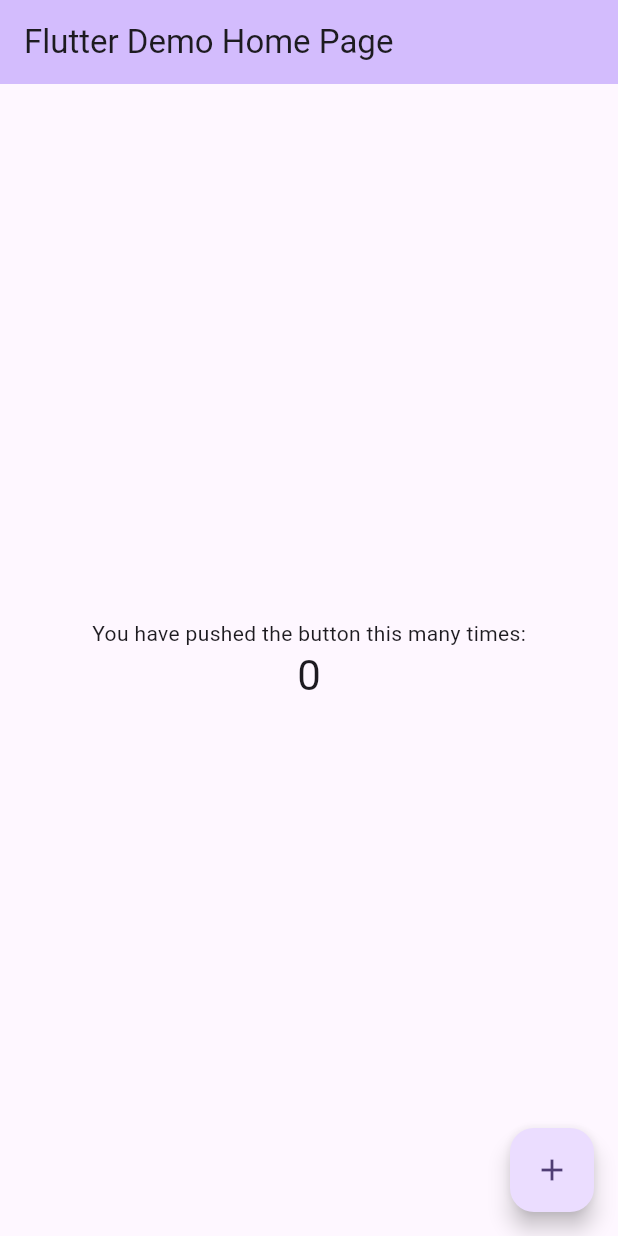
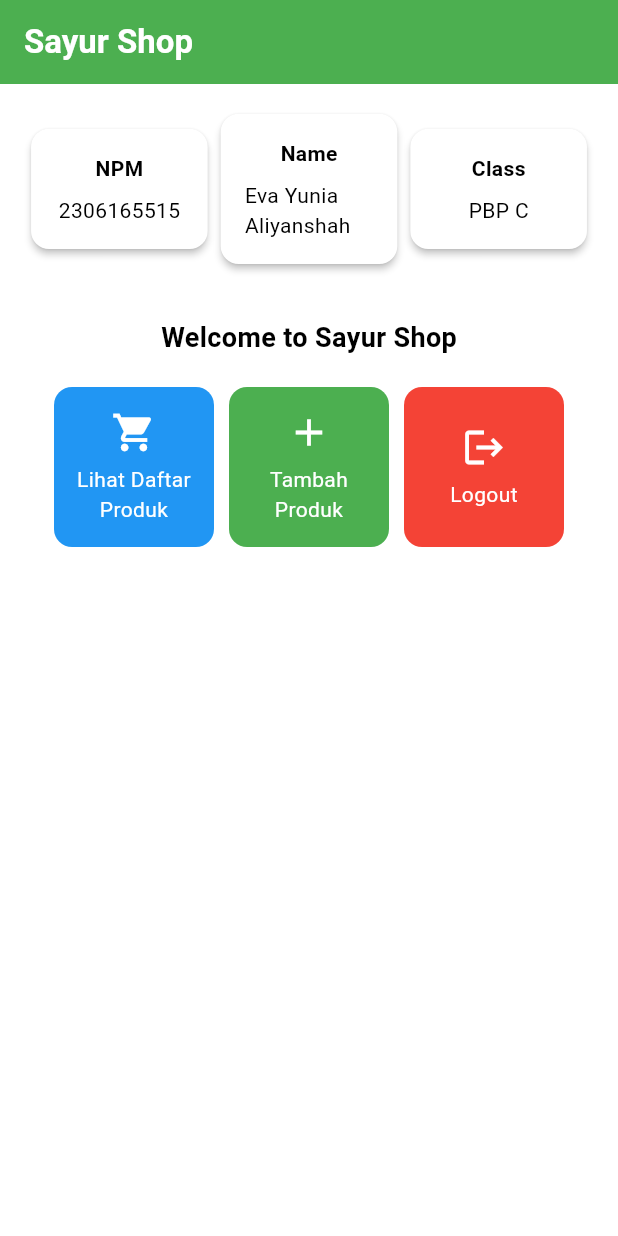
Before and after one commit to kirbywoo/sayur-shop-mobile, a Flutter app: the screen it shows after launch, on a phone screen of 412 x 824 dp. Run offline on Flutter 3.47's test engine with Material 3 defaults, Android fonts, the light colour scheme and no system bars.

Commit message:
finish Tugas 7

```diff
--- a/lib/main.dart
+++ b/lib/main.dart
@@ -1,4 +1,5 @@
 import 'package:flutter/material.dart';
+import 'package:sayur_shop/menu.dart';
 
 void main() {
   runApp(const MyApp());
@@ -28,98 +29,12 @@
         //
         // This works for code too, not just values: Most code changes can be
         // tested with just a hot reload.
-        colorScheme: ColorScheme.fromSeed(seedColor: Colors.deepPurple),
-        useMaterial3: true,
+      colorScheme: ColorScheme.fromSwatch(
+            primarySwatch: Colors.green,
+      ).copyWith(secondary: Colors.green[300]),
+      useMaterial3: true,
       ),
-      home: const MyHomePage(title: 'Flutter Demo Home Page'),
+      home: MyHomePage(),
     );
   }
 }
-
-class MyHomePage extends StatefulWidget {
-  const MyHomePage({super.key, required this.title});
-
-  // This widget is the home page of your application. It is stateful, meaning
-  // that it has a State object (defined below) that contains fields that affect
-  // how it looks.
-
-  // This class is the configuration for the state. It holds the values (in this
-  // case the title) provided by the parent (in this case the App widget) and
-  // used by the build method of the State. Fields in a Widget subclass are
-  // always marked "final".
-
-  final String title;
-
-  @override
-  State<MyHomePage> createState() => _MyHomePageState();
-}
-
-class _MyHomePageState extends State<MyHomePage> {
-  int _counter = 0;
-
-  void _incrementCounter() {
-    setState(() {
-      // This call to setState tells the Flutter framework that something has
-      // changed in this State, which causes it to rerun the build method below
-      // so that the display can reflect the updated values. If we changed
-      // _counter without calling setState(), then the build method would not be
-      // called again, and so nothing would appear to happen.
-      _counter++;
-    });
-  }
-
-  @override
-  Widget build(BuildContext context) {
-    // This method is rerun every time setState is called, for instance as done
-    // by the _incrementCounter method above.
-    //
-    // The Flutter framework has been optimized to make rerunning build methods
-    // fast, so that you can just rebuild anything that needs updating rather
-    // than having to individually change instances of widgets.
-    return Scaffold(
-      appBar: AppBar(
-        // TRY THIS: Try changing the color here to a specific color (to
-        // Colors.amber, perhaps?) and trigger a hot reload to see the AppBar
-        // change color while the other colors stay the same.
-        backgroundColor: Theme.of(context).colorScheme.inversePrimary,
-        // Here we take the value from the MyHomePage object that was created by
-        // the App.build method, and use it to set our appbar title.
-        title: Text(widget.title),
-      ),
-      body: Center(
-        // Center is a layout widget. It takes a single child and positions it
-        // in the middle of the parent.
-        child: Column(
-          // Column is also a layout widget. It takes a list of children and
-          // arranges them vertically. By default, it sizes itself to fit its
-          // children horizontally, and tries to be as tall as its parent.
-          //
-          // Column has various properties to control how it sizes itself and
-          // how it positions its children. Here we use mainAxisAlignment to
-          // center the children vertically; the main axis here is the vertical
-          // axis because Columns are vertical (the cross axis would be
-          // horizontal).
-          //
-          // TRY THIS: Invoke "debug painting" (choose the "Toggle Debug Paint"
-          // action in the IDE, or press "p" in the console), to see the
-          // wireframe for each widget.
-          mainAxisAlignment: MainAxisAlignment.center,
-          children: <Widget>[
-            const Text(
-              'You have pushed the button this many times:',
-            ),
-            Text(
-              '$_counter',
-              style: Theme.of(context).textTheme.headlineMedium,
-            ),
-          ],
-        ),
-      ),
-      floatingActionButton: FloatingActionButton(
-        onPressed: _incrementCounter,
-        tooltip: 'Increment',
-        child: const Icon(Icons.add),
-      ), // This trailing comma makes auto-formatting nicer for build methods.
-    );
-  }
-}
--- /dev/null
+++ b/lib/menu.dart
@@ -0,0 +1,208 @@
+import 'package:flutter/material.dart';
+
+class MyHomePage extends StatelessWidget {
+  final String npm = '2306165515'; // NPM
+  final String name = 'Eva Yunia Aliyanshah'; // Nama
+  final String className = 'PBP C'; // Kelas
+  MyHomePage({super.key});
+
+  final List<ItemHomepage> items = [
+         ItemHomepage("Lihat Daftar Produk", Icons.shopping_cart),
+         ItemHomepage("Tambah Produk", Icons.add),
+         ItemHomepage("Logout", Icons.logout),
+     ];
+
+  @override
+  Widget build(BuildContext context) {
+    // Scaffold menyediakan struktur dasar halaman dengan AppBar dan body.
+    return Scaffold(
+      // AppBar adalah bagian atas halaman yang menampilkan judul.
+      appBar: AppBar(
+        // Judul aplikasi "Sayur Shop" dengan teks putih dan tebal.
+        title: const Text(
+          'Sayur Shop',
+          style: TextStyle(
+            color: Colors.white,
+            fontWeight: FontWeight.bold,
+          ),
+        ),
+        // Warna latar belakang AppBar diambil dari skema warna tema aplikasi.
+        backgroundColor: Theme.of(context).colorScheme.primary,
+      ),
+      // Body halaman dengan padding di sekelilingnya.
+      body: Padding(
+        padding: const EdgeInsets.all(16.0),
+        // Menyusun widget secara vertikal dalam sebuah kolom.
+        child: Column(
+          crossAxisAlignment: CrossAxisAlignment.center,
+          children: [
+            // Row untuk menampilkan 3 InfoCard secara horizontal.
+            Row(
+              mainAxisAlignment: MainAxisAlignment.spaceEvenly,
+              children: [
+                InfoCard(title: 'NPM', content: npm),
+                InfoCard(title: 'Name', content: name),
+                InfoCard(title: 'Class', content: className),
+              ],
+            ),
+
+            // Memberikan jarak vertikal 16 unit.
+            const SizedBox(height: 16.0),
+
+            // Menempatkan widget berikutnya di tengah halaman.
+            Center(
+              child: Column(
+                // Menyusun teks dan grid item secara vertikal.
+
+                children: [
+                  // Menampilkan teks sambutan dengan gaya tebal dan ukuran 18.
+                  const Padding(
+                    padding: EdgeInsets.only(top: 16.0),
+                    child: Text(
+                      'Welcome to Sayur Shop',
+                      style: TextStyle(
+                        fontWeight: FontWeight.bold,
+                        fontSize: 18.0,
+                      ),
+                    ),
+                  ),
+
+                  // Grid untuk menampilkan ItemCard dalam bentuk grid 3 kolom.
+                  GridView.count(
+                    primary: true,
+                    padding: const EdgeInsets.all(20),
+                    crossAxisSpacing: 10,
+                    mainAxisSpacing: 10,
+                    crossAxisCount: 3,
+                    // Agar grid menyesuaikan tinggi kontennya.
+                    shrinkWrap: true,
+
+                    // Menampilkan ItemCard untuk setiap item dalam list items.
+                    children: items.map((ItemHomepage item) {
+                      return ItemCard(item);
+                    }).toList(),
+                  ),
+                ],
+              ),
+            ),
+          ],
+        ),
+      ),
+    );
+  }
+}
+
+
+
+class InfoCard extends StatelessWidget {
+  // Kartu informasi yang menampilkan title dan content.
+
+  final String title;  // Judul kartu.
+  final String content;  // Isi kartu.
+
+  const InfoCard({super.key, required this.title, required this.content});
+
+  @override
+  Widget build(BuildContext context) {
+    return Card(
+      // Membuat kotak kartu dengan bayangan dibawahnya.
+      elevation: 2.0,
+      child: Container(
+        // Mengatur ukuran dan jarak di dalam kartu.
+        width: MediaQuery.of(context).size.width / 3.5, // menyesuaikan dengan lebar device yang digunakan.
+        padding: const EdgeInsets.all(16.0),
+        // Menyusun title dan content secara vertikal.
+        child: Column(
+          children: [
+            Text(
+              title,
+              style: const TextStyle(fontWeight: FontWeight.bold),
+            ),
+            const SizedBox(height: 8.0),
+            Text(content),
+          ],
+        ),
+      ),
+    );
+  }
+}
+
+
+class ItemHomepage {
+  final String name;
+  final IconData icon;
+
+  ItemHomepage(this.name, this.icon);
+}
+
+
+class ItemCard extends StatelessWidget {
+  // Menampilkan kartu dengan ikon dan nama.
+
+  final ItemHomepage item;
+
+  const ItemCard(this.item, {super.key});
+
+  @override
+  Widget build(BuildContext context) {
+    Color backgroundColor;
+
+    // Menentukan warna berdasarkan nama item
+    switch (item.name) {
+      case "Lihat Daftar Produk":
+        backgroundColor = Colors.blue;
+        break;
+      case "Tambah Produk":
+        backgroundColor = Colors.green;
+        break;
+      case "Logout":
+        backgroundColor = Colors.red;
+        break;
+      default:
+        backgroundColor = Theme.of(context).colorScheme.secondary;
+    }
+
+    return Material(
+      // Menentukan warna latar belakang dari tema aplikasi.
+      color: backgroundColor,
+      // Membuat sudut kartu melengkung.
+      borderRadius: BorderRadius.circular(12),
+
+      child: InkWell(
+        // Aksi ketika kartu ditekan.
+        onTap: () {
+          // Menampilkan pesan SnackBar saat kartu ditekan.
+          ScaffoldMessenger.of(context)
+            ..hideCurrentSnackBar()
+            ..showSnackBar(
+              SnackBar(content: Text("Kamu telah menekan tombol ${item.name}!"))
+            );
+        },
+        // Container untuk menyimpan Icon dan Text
+        child: Container(
+          padding: const EdgeInsets.all(8),
+          child: Center(
+            child: Column(
+              // Menyusun ikon dan teks di tengah kartu.
+              mainAxisAlignment: MainAxisAlignment.center,
+              children: [
+                Icon(
+                  item.icon,
+                  color: Colors.white,
+                  size: 30.0,
+                ),
+                const Padding(padding: EdgeInsets.all(3)),
+                Text(
+                  item.name,
+                  textAlign: TextAlign.center,
+                  style: const TextStyle(color: Colors.white),
+                ),
+              ],
+            ),
+          ),
+        ),
+      ),
+    );
+  }
+
+}
```
